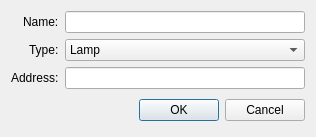
The window that autom8_server_qt/autom8_server_edit_device.ui (clangen/autom8-legacy) describes before a commit, drawn with Qt 5.
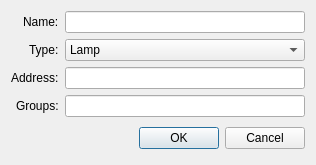
The same window after the commit.

Commit message: Added groups to database, and also really cleaned up data access layer by adding autom8::db::statement and autom8::db::transaction.

Diff of the .ui file:
```diff
--- a/autom8_server_qt/autom8_server_edit_device.ui
+++ b/autom8_server_qt/autom8_server_edit_device.ui
@@ -7,7 +7,7 @@
     <x>0</x>
     <y>0</y>
     <width>316</width>
-    <height>137</height>
+    <height>163</height>
    </rect>
   </property>
   <property name="windowTitle">
@@ -71,6 +71,16 @@
      <item row="2" column="1">
       <widget class="QLineEdit" name="AddressLineEdit"/>
      </item>
+     <item row="3" column="0">
+      <widget class="QLabel" name="groupsLabel">
+       <property name="text">
+        <string>Groups:</string>
+       </property>
+      </widget>
+     </item>
+     <item row="3" column="1">
+      <widget class="QLineEdit" name="GroupsLineEdit"/>
+     </item>
     </layout>
    </item>
    <item>
```
Left out of the diff: 1 changed line with no effect on the pictures. The commit also changes 21 other files.
